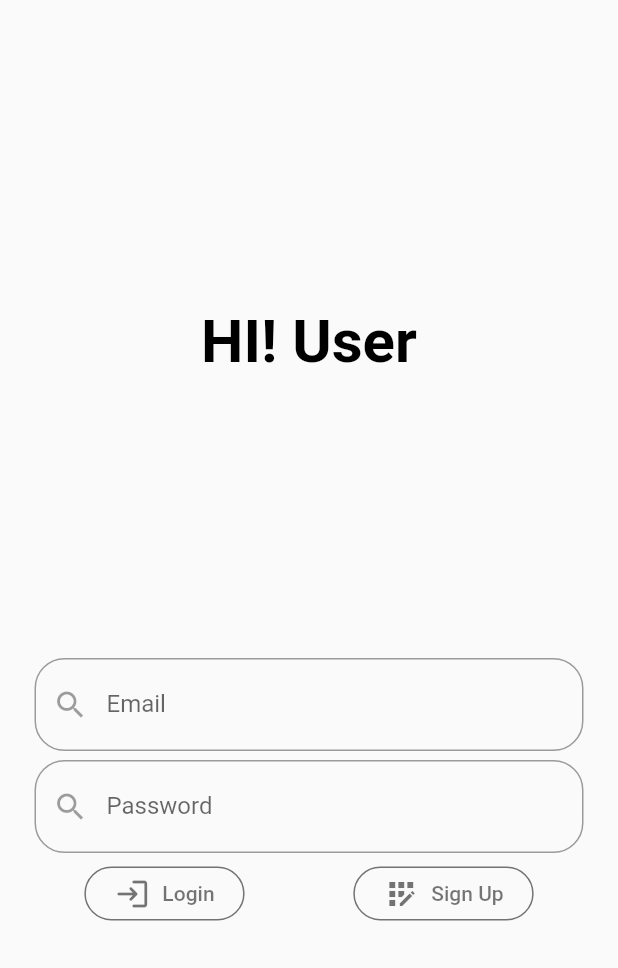
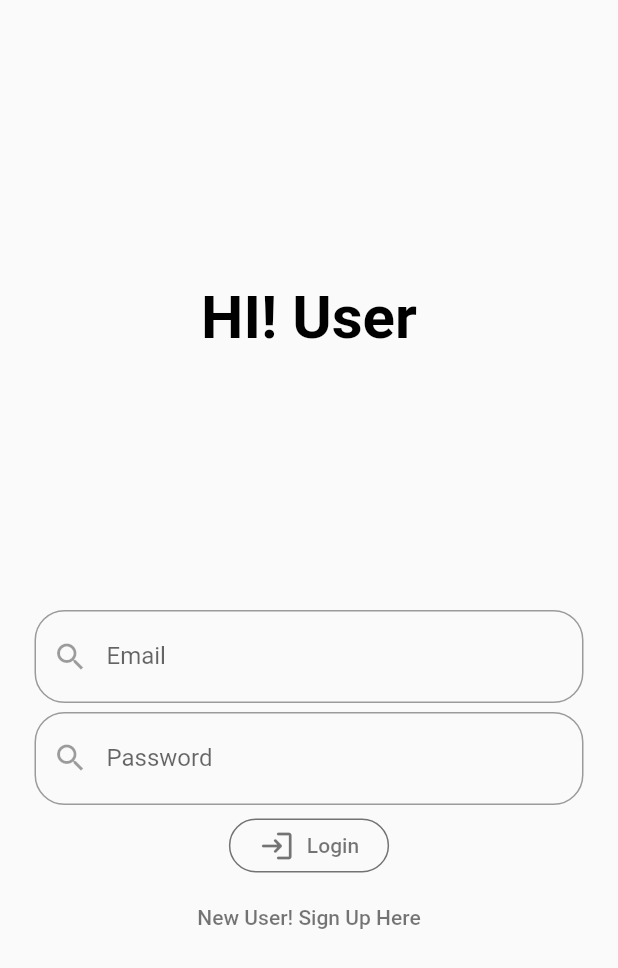
Before and after one commit to RGTechno/ANYBUY, a Flutter app: the AuthHome screen opened by its route, on a phone screen of 412 x 824 dp. Shown: the top 968 px of the screen. Run offline on Flutter 3.47's test engine with Material 2 defaults, Android fonts, the phone set to English and light mode, and no system bars; our stand-ins replace firebase_auth, firebase_core, google_fonts; accounts and stored records are empty; network calls fail.

Commit message:
sign up redefine

```diff
--- a/lib/screens/auth/AuthHome_Screen.dart
+++ b/lib/screens/auth/AuthHome_Screen.dart
@@ -12,15 +12,15 @@ class AuthHome extends StatefulWidget {
 
 class _AuthHomeState extends State<AuthHome> {
   final _authHomeKey = GlobalKey<FormState>();
+  final String userEmail = "";
+  final String userPass = "";
 
   FirebaseAuth auth = FirebaseAuth.instance;
 
   void createUser() async {
     try {
-      UserCredential userCredential = await auth
-          .createUserWithEmailAndPassword(
-              email: "barry.allen@example.com",
-              password: "SuperSecretPassword!");
+      UserCredential userCredential = await auth.createUserWithEmailAndPassword(
+          email: "barry.allen@example.com", password: "SuperSecretPassword!");
     } on FirebaseAuthException catch (e) {
       if (e.code == 'weak-password') {
         print('The password provided is too weak.');
@@ -85,9 +85,6 @@ class _AuthHomeState extends State<AuthHome> {
                         ),
                       ),
                     ),
-                    Row(
-                      mainAxisAlignment: MainAxisAlignment.spaceAround,
-                      children: [
                     TextButton.icon(
                       onPressed: () {},
                       icon: Icon(
@@ -101,12 +98,11 @@ class _AuthHomeState extends State<AuthHome> {
                         ),
                       ),
                       style: ButtonStyle(
-                            padding:
-                                MaterialStateProperty.all<EdgeInsetsGeometry>(
+                        padding: MaterialStateProperty.all<EdgeInsetsGeometry>(
                           EdgeInsets.symmetric(horizontal: 20),
                         ),
-                            shape: MaterialStateProperty.all<
-                                RoundedRectangleBorder>(
+                        shape:
+                            MaterialStateProperty.all<RoundedRectangleBorder>(
                           RoundedRectangleBorder(
                             borderRadius: BorderRadius.circular(30),
                             side: BorderSide(
@@ -116,35 +112,14 @@ class _AuthHomeState extends State<AuthHome> {
                         ),
                       ),
                     ),
-                        TextButton.icon(
+                    TextButton(
                       onPressed: createUser,
-                          icon: Icon(
-                            Icons.app_registration,
-                            color: Colors.black54,
-                          ),
-                          label: Text(
-                            "Sign Up",
+                      child: Text(
+                        "New User! Sign Up Here",
                         style: GoogleFonts.architectsDaughter(
                           color: Colors.black54,
                         ),
                       ),
-                          style: ButtonStyle(
-                            padding:
-                                MaterialStateProperty.all<EdgeInsetsGeometry>(
-                              EdgeInsets.symmetric(horizontal: 20),
-                            ),
-                            shape: MaterialStateProperty.all<
-                                RoundedRectangleBorder>(
-                              RoundedRectangleBorder(
-                                borderRadius: BorderRadius.circular(30),
-                                side: BorderSide(
-                                  color: Colors.black54,
-                                ),
-                              ),
-                            ),
-                          ),
-                        ),
-                      ],
                     ),
                   ],
                 ),
```
Also changed, not shown: lib/screens/auth/AuthMerch_Screen.dart (+7 -31 lines). Lines whose indentation alone changed are shown as unchanged.
